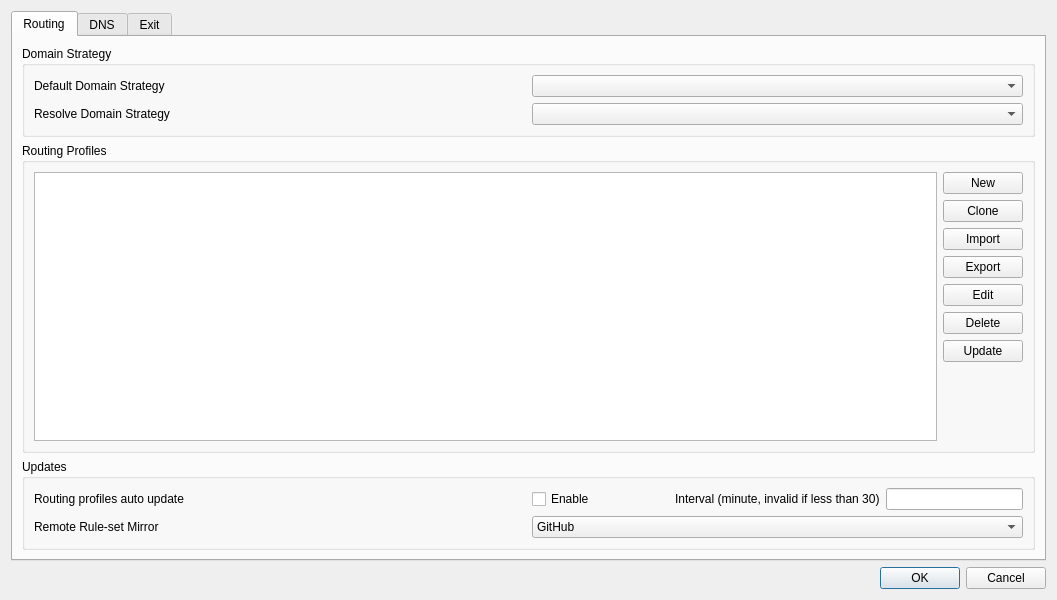
The window that include/ui/setting/dialog_manage_routes.ui (throneproj/Throne) describes before a commit, drawn with Qt 5.
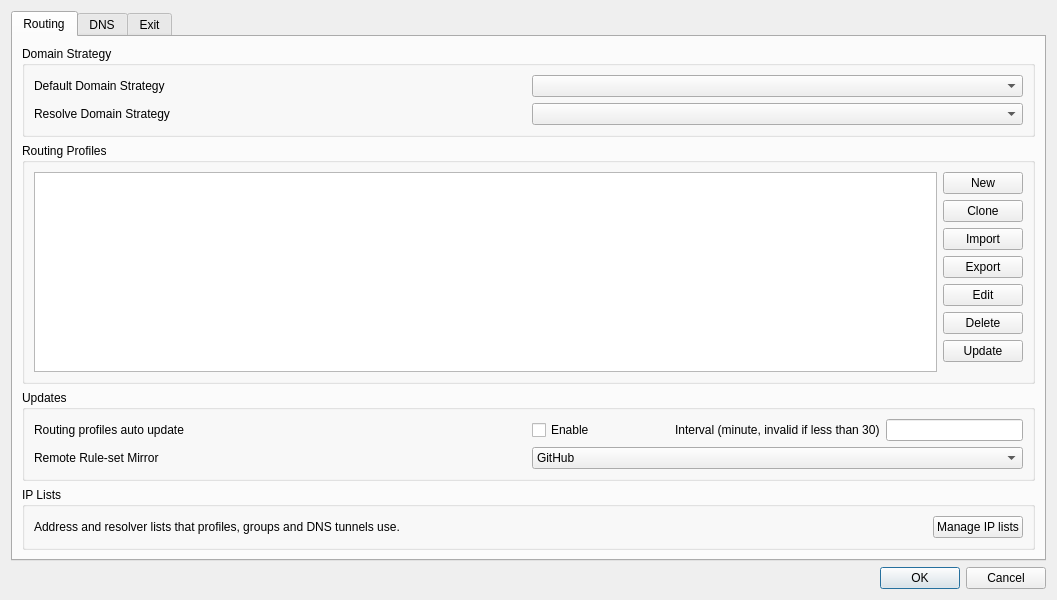
The same window after the commit. Custom widgets are drawn as their Qt base class.

Commit message: remove the ip scanner section, scan from profiles and open ip lists from routing settings

Diff of the .ui file:
```diff
--- a/include/ui/setting/dialog_manage_routes.ui
+++ b/include/ui/setting/dialog_manage_routes.ui
@@ -258,6 +258,35 @@
          </layout>
         </widget>
        </item>
+       <item>
+        <widget class="QGroupBox" name="ip_lists_box">
+         <property name="title">
+          <string>IP Lists</string>
+         </property>
+         <layout class="QGridLayout" name="ip_lists_layout" columnstretch="1,0">
+          <item row="0" column="0">
+           <widget class="QLabel" name="ip_lists_hint">
+            <property name="text">
+             <string>Address and resolver lists that profiles, groups and DNS tunnels use.</string>
+            </property>
+            <property name="wordWrap">
+             <bool>true</bool>
+            </property>
+            <property name="colorRole" stdset="0">
+             <string notr="true">muted</string>
+            </property>
+           </widget>
+          </item>
+          <item row="0" column="1">
+           <widget class="QPushButton" name="manage_ip_lists">
+            <property name="text">
+             <string>Manage IP lists</string>
+            </property>
+           </widget>
+          </item>
+         </layout>
+        </widget>
+       </item>
       </layout>
      </widget>
      <widget class="QWidget" name="tab_dns">
```
The commit also changes 31 other files.
